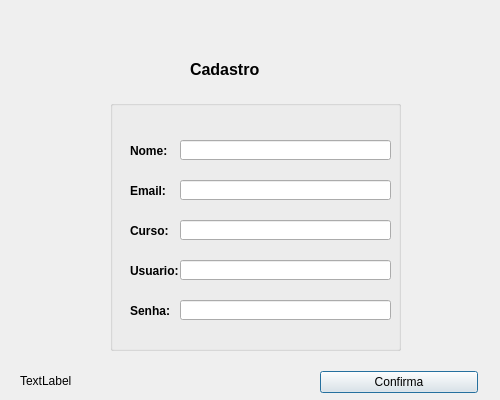
Above: Mayko/projeto/cadastro.ui from UnPComp2013/Grupo6 before the change. Below: the same form after it.
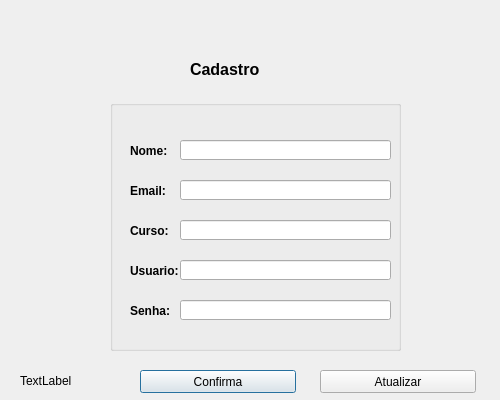
That is the form after the change.

```diff
--- a/Mayko/projeto/cadastro.ui
+++ b/Mayko/projeto/cadastro.ui
@@ -16,25 +16,6 @@
   <property name="styleSheet">
    <string notr="true">QLabel { border-color: red }</string>
   </property>
-  <widget class="QWidget" name="layoutWidget_6">
-   <property name="geometry">
-    <rect>
-     <x>320</x>
-     <y>370</y>
-     <width>158</width>
-     <height>25</height>
-    </rect>
-   </property>
-   <layout class="QHBoxLayout" name="horizontalLayout">
-    <item>
-     <widget class="QPushButton" name="btn_confirma">
-      <property name="text">
-       <string>Confirma</string>
-      </property>
-     </widget>
-    </item>
-   </layout>
-  </widget>
   <widget class="QLabel" name="label">
    <property name="geometry">
     <rect>
@@ -231,6 +212,32 @@
     <string>TextLabel</string>
    </property>
   </widget>
+  <widget class="QPushButton" name="btn_confirma">
+   <property name="geometry">
+    <rect>
+     <x>140</x>
+     <y>370</y>
+     <width>156</width>
+     <height>23</height>
+    </rect>
+   </property>
+   <property name="text">
+    <string>Confirma</string>
+   </property>
+  </widget>
+  <widget class="QPushButton" name="btn_update">
+   <property name="geometry">
+    <rect>
+     <x>320</x>
+     <y>370</y>
+     <width>156</width>
+     <height>23</height>
+    </rect>
+   </property>
+   <property name="text">
+    <string>Atualizar</string>
+   </property>
+  </widget>
  </widget>
  <resources/>
  <connections/>
```
